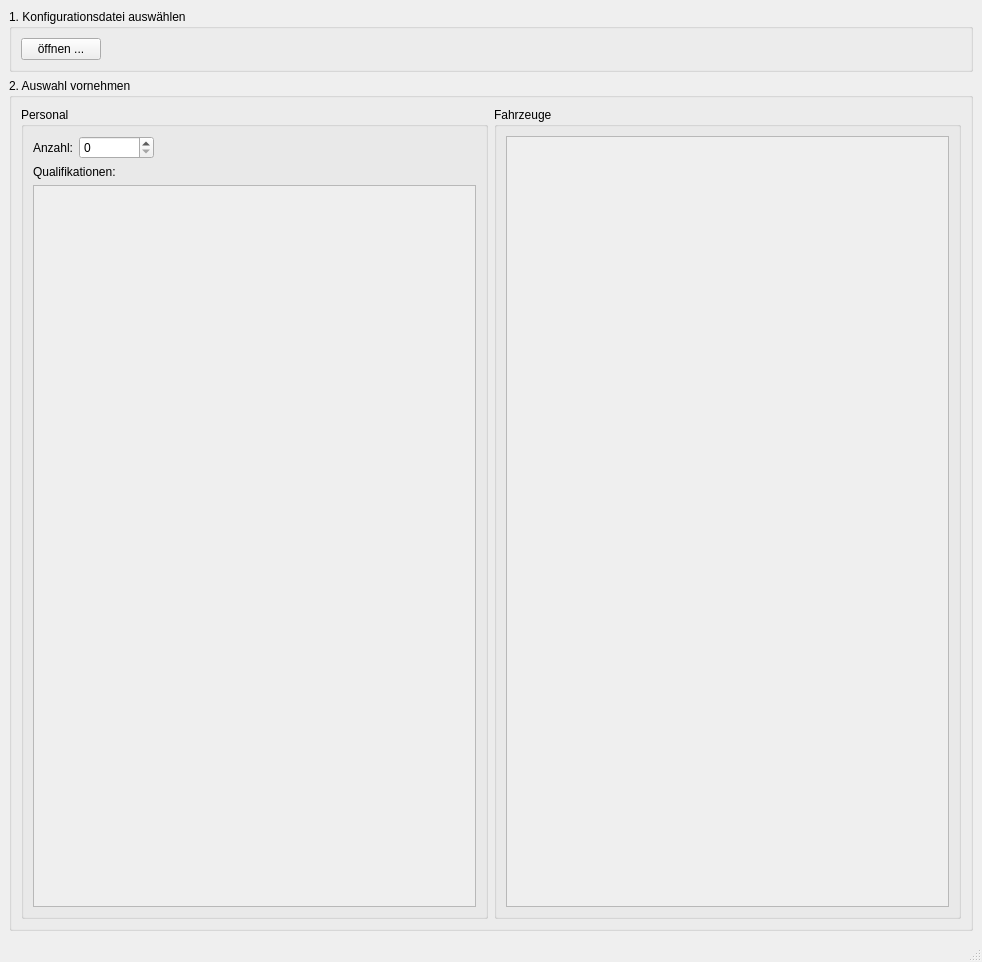
First picture: the form in testdbwindow.ui, repository ifconfig/besetzungsrechnerqt, before the edit.
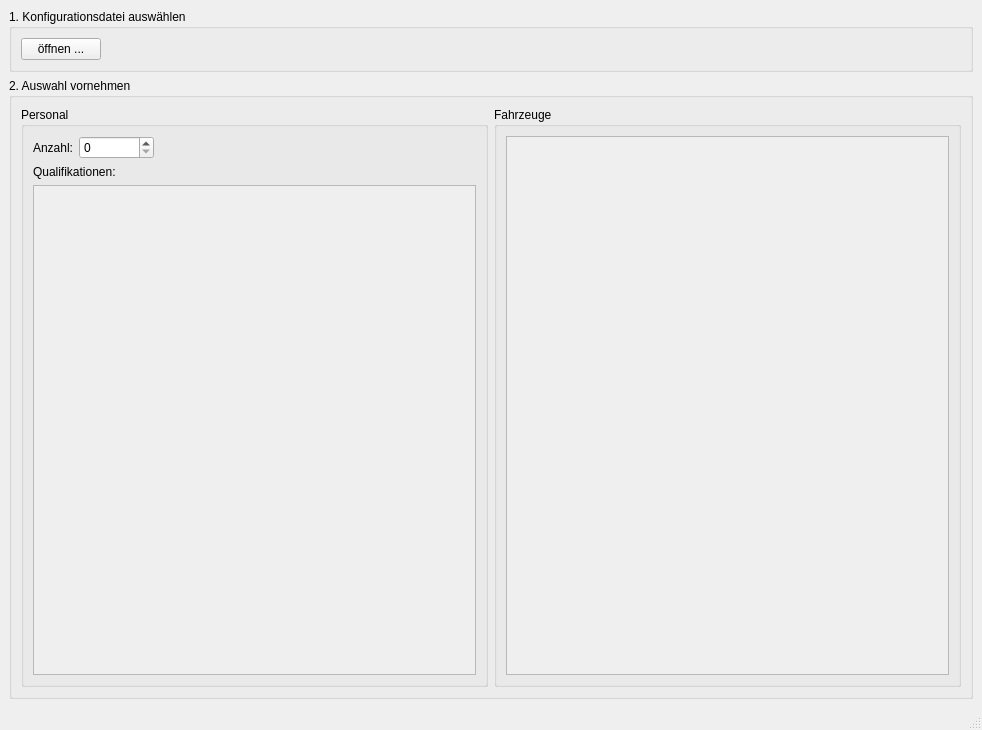
Second picture: the form after the edit.

What changed in the file:
```diff
--- a/testdbwindow.ui
+++ b/testdbwindow.ui
@@ -7,7 +7,7 @@
     <x>0</x>
     <y>0</y>
     <width>982</width>
-    <height>962</height>
+    <height>730</height>
    </rect>
   </property>
   <property name="windowTitle">
@@ -37,8 +37,8 @@
               <rect>
                <x>0</x>
                <y>0</y>
-               <width>424</width>
-               <height>752</height>
+               <width>447</width>
+               <height>541</height>
               </rect>
              </property>
              <zorder>groupBox_3</zorder>
@@ -64,8 +64,8 @@
               <rect>
                <x>0</x>
                <y>0</y>
-               <width>424</width>
-               <height>692</height>
+               <width>447</width>
+               <height>494</height>
               </rect>
              </property>
             </widget>
```
Left out of the diff: 7 changed lines with no effect on the pictures.
